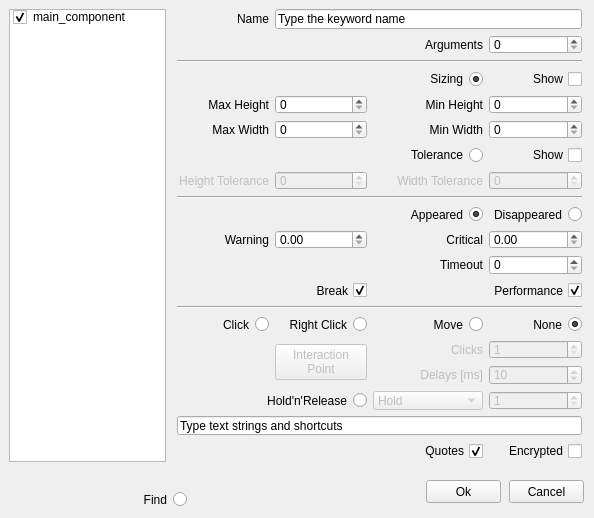
Old version of the form alyvix/extra/robotide/qt_ui/alyvix_rect_finder_properties_view.ui in the repository alyvix/alyvix.
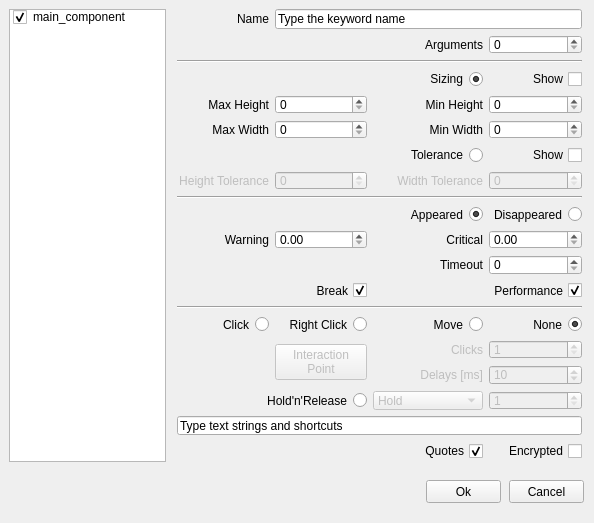
New version of the form.

The edit to the form file:
```diff
--- a/alyvix/extra/robotide/qt_ui/alyvix_rect_finder_properties_view.ui
+++ b/alyvix/extra/robotide/qt_ui/alyvix_rect_finder_properties_view.ui
@@ -7,7 +7,7 @@
     <x>0</x>
     <y>0</y>
     <width>594</width>
-    <height>518</height>
+    <height>523</height>
    </rect>
   </property>
   <property name="windowTitle">
@@ -1269,7 +1269,7 @@
    <property name="geometry">
     <rect>
      <x>91</x>
-     <y>491</y>
+     <y>8000</y>
      <width>96</width>
      <height>17</height>
     </rect>
```
Left out of the diff: 32 changed lines with no effect on the pictures.
